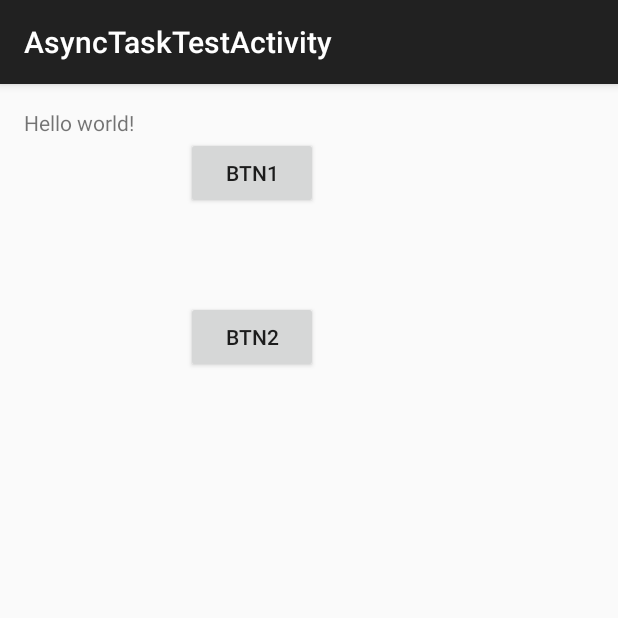
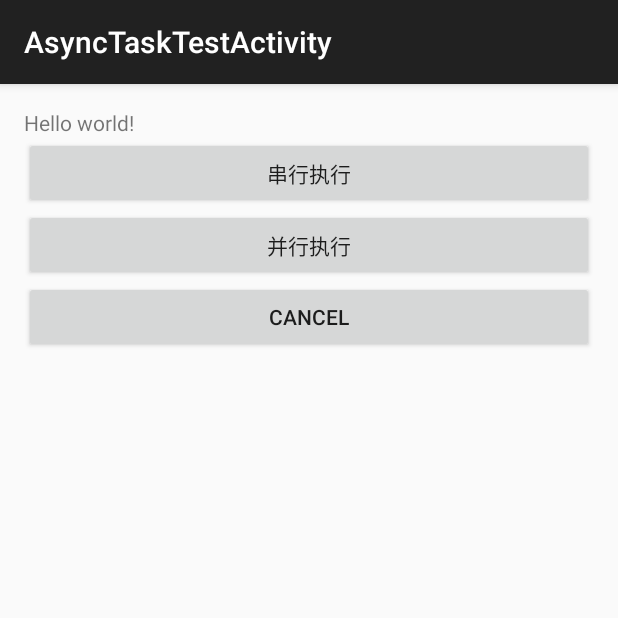
Before and after one commit to aptentity/AndroidDemo, an Android app: the AsyncTaskTestActivity screen opened directly, with no data from a screen before it, on a phone screen of 412 x 824 dp, the top half of it. Run offline under Robolectric (Android 15) with nearby library versions, the phone set to English and light mode, and no system bars.

Commit message:
asynctask测试

```diff
--- a/app/src/main/AndroidManifest.xml
+++ b/app/src/main/AndroidManifest.xml
@@ -134,7 +134,7 @@
             </intent-filter>
         </activity>
         <activity
-            android:name=".activity.AsyncTaskTestActivity"
+            android:name="com.borg.mvp.view.AsyncTaskTestActivity"
             android:label="@string/title_activity_async_task_test" >
             <intent-filter>
                 <action android:name="android.intent.action.MAIN" />
--- a/app/src/main/res/layout/activity_async_task_test.xml
+++ b/app/src/main/res/layout/activity_async_task_test.xml
@@ -1,34 +1,37 @@
-<RelativeLayout xmlns:android="http://schemas.android.com/apk/res/android"
+<LinearLayout xmlns:android="http://schemas.android.com/apk/res/android"
     xmlns:tools="http://schemas.android.com/tools" android:layout_width="match_parent"
     android:layout_height="match_parent" android:paddingLeft="@dimen/activity_horizontal_margin"
     android:paddingRight="@dimen/activity_horizontal_margin"
     android:paddingTop="@dimen/activity_vertical_margin"
     android:paddingBottom="@dimen/activity_vertical_margin"
-    tools:context="com.borg.androidemo.activity.AsyncTaskTestActivity">
+    android:orientation="vertical"
+    tools:context="com.borg.mvp.view.AsyncTaskTestActivity">
 
     <TextView android:text="@string/hello_world" android:layout_width="wrap_content"
         android:layout_height="wrap_content"
         android:id="@+id/textView2" />
 
     <Button
-        android:layout_width="wrap_content"
+        android:layout_width="fill_parent"
         android:layout_height="wrap_content"
-        android:text="btn1"
+        android:text="串行执行"
         android:id="@+id/btn1"
         android:layout_below="@+id/textView2"
         android:layout_alignParentRight="true"
-        android:layout_alignParentEnd="true"
-        android:layout_marginRight="184dp"
-        android:layout_marginEnd="184dp" />
+        android:layout_alignParentEnd="true" />
 
     <Button
-        android:layout_width="wrap_content"
+        android:layout_width="fill_parent"
         android:layout_height="wrap_content"
-        android:text="btn2"
+        android:text="并行执行"
         android:id="@+id/btn2"
         android:layout_below="@+id/btn1"
         android:layout_alignLeft="@+id/btn1"
-        android:layout_alignStart="@+id/btn1"
-        android:layout_marginTop="61dp" />
+        android:layout_alignStart="@+id/btn1" />
 
-</RelativeLayout>
+    <Button
+        android:layout_width="fill_parent"
+        android:layout_height="wrap_content"
+        android:text="cancel"
+        android:id="@+id/btn_cancel"/>
+</LinearLayout>
```
Also changed, not shown: app/src/main/java/com/borg/mvp/view/AsyncTaskTestActivity.java (renamed from app/src/main/java/com/borg/androidemo/activity/AsyncTaskTestActivity.java, +27 -2 lines).
